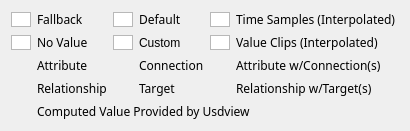
PixarAnimationStudios/OpenUSD, file pxr/usdImaging/lib/usdviewq/propertyLegendUI.ui: the form before one commit.
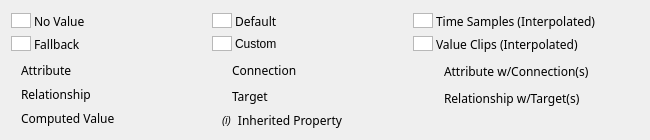
The form after the commit.

Commit message:
* Show resolved material bindings as computed values in the property inspector. * Show inherited primvars (primvars on ancestor prims with constant interpolation) in the property inspector. Inherited primvars are identified in the attribute inspector with an (i) in the type column. * Created a new menu-bar inside the prim view  frame and moved prim-view related options and functionality into it. Moved the GL view-related options into the View menu at the top.
(Internal change: 1905283)

```diff
--- a/pxr/usdImaging/lib/usdviewq/propertyLegendUI.ui
+++ b/pxr/usdImaging/lib/usdviewq/propertyLegendUI.ui
@@ -2,6 +2,35 @@
 <ui version="4.0">
  <class>PropertyLegend</class>
  <widget class="QWidget" name="PropertyLegend">
+  <property name="windowModality">
+   <enum>Qt::NonModal</enum>
+  </property>
+  <property name="geometry">
+   <rect>
+    <x>0</x>
+    <y>0</y>
+    <width>650</width>
+    <height>134</height>
+   </rect>
+  </property>
+  <property name="sizePolicy">
+   <sizepolicy hsizetype="Preferred" vsizetype="Preferred">
+    <horstretch>0</horstretch>
+    <verstretch>0</verstretch>
+   </sizepolicy>
+  </property>
+  <property name="minimumSize">
+   <size>
+    <width>650</width>
+    <height>0</height>
+   </size>
+  </property>
+  <property name="maximumSize">
+   <size>
+    <width>650</width>
+    <height>134</height>
+   </size>
+  </property>
  <property name="comment" stdset="0">
    <string>
      Copyright 2017 Pixar                                                                   
@@ -27,21 +56,16 @@
      language governing permissions and limitations under the Apache License.               
   </string>
   </property>
-  <property name="sizePolicy">
-    <sizepolicy hsizetype="Preferred" vsizetype="Fixed">
-     <horstretch>0</horstretch>
-     <verstretch>0</verstretch>
-    </sizepolicy>
-   </property>
-   <property name="maximumSize">
-    <size>
-     <width>650</width>
-     <height>0</height>
-    </size>
-   </property>
-   <layout class="QGridLayout" name="propertyLegendLayout">
+  <layout class="QGridLayout" name="gridLayout">
+   <item row="0" column="0" colspan="3">
+    <layout class="QGridLayout" name="gridLayout_2">
+     <property name="spacing">
+      <number>3</number>
+     </property>
     <item row="0" column="0">
-     <widget class="QGraphicsView" name="propertyLegendColorFallback">
+      <layout class="QHBoxLayout" name="horizontalLayout">
+       <item>
+        <widget class="QGraphicsView" name="propertyLegendColorNoValue">
       <property name="maximumSize">
        <size>
         <width>20</width>
@@ -49,24 +73,41 @@
        </size>
       </property>
      </widget>
+       </item>
+       <item>
+        <widget class="QLabel" name="propertyLegendLabelNoValue">
+         <property name="font">
+          <font>
+           <family>Gotham Rounded</family>
+           <pointsize>9</pointsize>
+           <weight>50</weight>
+           <italic>false</italic>
+           <bold>false</bold>
+          </font>
+         </property>
+         <property name="text">
+          <string>No Value</string>
+         </property>
+        </widget>
+       </item>
+       <item>
+        <spacer name="horizontalSpacer_8">
+         <property name="orientation">
+          <enum>Qt::Horizontal</enum>
+         </property>
+         <property name="sizeHint" stdset="0">
+          <size>
+           <width>40</width>
+           <height>20</height>
+          </size>
+         </property>
+        </spacer>
+       </item>
+      </layout>
     </item>
     <item row="0" column="1">
-     <widget class="QLabel" name="propertyLegendLabelFallback">
-      <property name="font">
-       <font>
-        <family>Gotham Rounded</family>
-        <pointsize>9</pointsize>
-        <weight>50</weight>
-        <italic>false</italic>
-        <bold>false</bold>
-       </font>
-      </property>
-      <property name="text">
-       <string>Fallback</string>
-      </property>
-     </widget>
-    </item>
-    <item row="0" column="2">
+      <layout class="QHBoxLayout" name="horizontalLayout_2">
+       <item>
      <widget class="QGraphicsView" name="propertyLegendColorDefault">
       <property name="maximumSize">
        <size>
@@ -76,7 +117,7 @@
       </property>
      </widget>
     </item>
-    <item row="0" column="3">
+       <item>
      <widget class="QLabel" name="propertyLegendLabelDefault">
       <property name="font">
        <font>
@@ -92,7 +133,24 @@
       </property>
      </widget>
     </item>
-    <item row="0" column="4">
+       <item>
+        <spacer name="horizontalSpacer_10">
+         <property name="orientation">
+          <enum>Qt::Horizontal</enum>
+         </property>
+         <property name="sizeHint" stdset="0">
+          <size>
+           <width>40</width>
+           <height>20</height>
+          </size>
+         </property>
+        </spacer>
+       </item>
+      </layout>
+     </item>
+     <item row="0" column="2">
+      <layout class="QHBoxLayout" name="horizontalLayout_5">
+       <item>
      <widget class="QGraphicsView" name="propertyLegendColorTimeSample">
       <property name="maximumSize">
        <size>
@@ -102,7 +160,7 @@
       </property>
      </widget>
     </item>
-    <item row="0" column="5">
+       <item>
      <widget class="QLabel" name="propertyLegendLabelTimeSample">
       <property name="font">
        <font>
@@ -118,8 +176,25 @@
       </property>
      </widget>
     </item>
+       <item>
+        <spacer name="horizontalSpacer_12">
+         <property name="orientation">
+          <enum>Qt::Horizontal</enum>
+         </property>
+         <property name="sizeHint" stdset="0">
+          <size>
+           <width>40</width>
+           <height>20</height>
+          </size>
+         </property>
+        </spacer>
+       </item>
+      </layout>
+     </item>
     <item row="1" column="0">
-     <widget class="QGraphicsView" name="propertyLegendColorNoValue">
+      <layout class="QHBoxLayout" name="horizontalLayout_3">
+       <item>
+        <widget class="QGraphicsView" name="propertyLegendColorFallback">
       <property name="maximumSize">
        <size>
         <width>20</width>
@@ -128,8 +203,8 @@
       </property>
      </widget>
     </item>
-    <item row="1" column="1">
-     <widget class="QLabel" name="propertyLegendLabelNoValue">
+       <item>
+        <widget class="QLabel" name="propertyLegendLabelFallback">
       <property name="font">
        <font>
         <family>Gotham Rounded</family>
@@ -140,11 +215,28 @@
        </font>
       </property>
       <property name="text">
-       <string>No Value</string>
+          <string>Fallback</string>
       </property>
      </widget>
     </item>
-    <item row="1" column="2">
+       <item>
+        <spacer name="horizontalSpacer_9">
+         <property name="orientation">
+          <enum>Qt::Horizontal</enum>
+         </property>
+         <property name="sizeHint" stdset="0">
+          <size>
+           <width>40</width>
+           <height>20</height>
+          </size>
+         </property>
+        </spacer>
+       </item>
+      </layout>
+     </item>
+     <item row="1" column="1">
+      <layout class="QHBoxLayout" name="horizontalLayout_4">
+       <item>
      <widget class="QGraphicsView" name="propertyLegendColorCustom">
       <property name="maximumSize">
        <size>
@@ -154,14 +246,31 @@
       </property>
      </widget>
     </item>
-    <item row="1" column="3">
+       <item>
      <widget class="QLabel" name="propertyLegendLabelCustom">
       <property name="text">
        <string>Custom</string>
       </property>
      </widget>
     </item>
-    <item row="1" column="4">
+       <item>
+        <spacer name="horizontalSpacer_11">
+         <property name="orientation">
+          <enum>Qt::Horizontal</enum>
+         </property>
+         <property name="sizeHint" stdset="0">
+          <size>
+           <width>40</width>
+           <height>20</height>
+          </size>
+         </property>
+        </spacer>
+       </item>
+      </layout>
+     </item>
+     <item row="1" column="2">
+      <layout class="QHBoxLayout" name="horizontalLayout_6">
+       <item>
      <widget class="QGraphicsView" name="propertyLegendColorValueClips">
       <property name="maximumSize">
        <size>
@@ -171,7 +280,7 @@
       </property>
      </widget>
     </item>
-    <item row="1" column="5">
+       <item>
      <widget class="QLabel" name="propertyLegendLabelValueClips">
       <property name="font">
        <font>
@@ -187,11 +296,37 @@
       </property>
      </widget>
     </item>
-    <item row="2" column="0">
-     <widget class="QLabel" name="propertyLegendAttrPlainIcon">
-     </widget>
-    </item>
-    <item row="2" column="1">
+       <item>
+        <spacer name="horizontalSpacer_13">
+         <property name="orientation">
+          <enum>Qt::Horizontal</enum>
+         </property>
+         <property name="sizeHint" stdset="0">
+          <size>
+           <width>40</width>
+           <height>20</height>
+          </size>
+         </property>
+        </spacer>
+       </item>
+      </layout>
+     </item>
+    </layout>
+   </item>
+   <item row="1" column="0">
+    <layout class="QVBoxLayout" name="verticalLayout">
+     <property name="spacing">
+      <number>3</number>
+     </property>
+     <item>
+      <layout class="QHBoxLayout" name="horizontalLayout_9">
+       <property name="spacing">
+        <number>3</number>
+       </property>
+       <item>
+        <widget class="QLabel" name="propertyLegendAttrPlainIcon"/>
+       </item>
+       <item>
      <widget class="QLabel" name="propertyLegendAttrPlainDesc">
       <property name="font">
        <font>
@@ -207,51 +342,30 @@
       </property>
      </widget>
     </item>
-    <item row="2" column="2">
-     <widget class="QLabel" name="propertyLegendConnIcon">
-     </widget>
-    </item>
-    <item row="2" column="3">
-     <widget class="QLabel" name="propertyLegendConnDesc">
-      <property name="font">
-       <font>
-        <family>Gotham Rounded</family>
-        <pointsize>9</pointsize>
-        <weight>50</weight>
-        <italic>false</italic>
-        <bold>false</bold>
-       </font>
-      </property>
-      <property name="text">
-      <string>Connection</string>
-      </property>
-     </widget>
-    </item>
-    <item row="2" column="4">
-     <widget class="QLabel" name="propertyLegendAttrWithConnIcon">
-     </widget>
-    </item>
-    <item row="2" column="5">
-     <widget class="QLabel" name="propertyLegendAttrWithConnDesc">
-      <property name="font">
-       <font>
-        <family>Gotham Rounded</family>
-        <pointsize>9</pointsize>
-        <weight>50</weight>
-        <italic>false</italic>
-        <bold>false</bold>
-       </font>
-      </property>
-      <property name="text">
-       <string>Attribute w/Connection(s)</string>
-      </property>
-    </widget>
-    </item>
-    <item row="3" column="0">
-     <widget class="QLabel" name="propertyLegendRelPlainIcon">
-     </widget>
-    </item>
-    <item row="3" column="1">
+       <item>
+        <spacer name="horizontalSpacer">
+         <property name="orientation">
+          <enum>Qt::Horizontal</enum>
+         </property>
+         <property name="sizeHint" stdset="0">
+          <size>
+           <width>40</width>
+           <height>20</height>
+          </size>
+         </property>
+        </spacer>
+       </item>
+      </layout>
+     </item>
+     <item>
+      <layout class="QHBoxLayout" name="horizontalLayout_10">
+       <property name="spacing">
+        <number>3</number>
+       </property>
+       <item>
+        <widget class="QLabel" name="propertyLegendRelPlainIcon"/>
+       </item>
+       <item>
      <widget class="QLabel" name="propertyLegendRelPlainDesc">
       <property name="font">
        <font>
@@ -267,12 +381,119 @@
       </property>
     </widget>
     </item>
-    <item row="3" column="2">
-     <widget class="QLabel" name="propertyLegendTargetIcon">
-     </widget>
-    </item>
-    <item row="3" column="3">
+       <item>
+        <spacer name="horizontalSpacer_2">
+         <property name="orientation">
+          <enum>Qt::Horizontal</enum>
+         </property>
+         <property name="sizeHint" stdset="0">
+          <size>
+           <width>40</width>
+           <height>20</height>
+          </size>
+         </property>
+        </spacer>
+       </item>
+      </layout>
+     </item>
+     <item>
+      <layout class="QHBoxLayout" name="horizontalLayout_11">
+       <property name="spacing">
+        <number>3</number>
+       </property>
+       <item>
+        <widget class="QLabel" name="propertyLegendCompIcon"/>
+       </item>
+       <item>
+        <widget class="QLabel" name="propertyLegendCompDesc">
+         <property name="font">
+          <font>
+           <family>Gotham Rounded</family>
+           <pointsize>9</pointsize>
+           <weight>50</weight>
+           <italic>false</italic>
+           <bold>false</bold>
+          </font>
+         </property>
+         <property name="text">
+          <string>Computed Value</string>
+         </property>
+        </widget>
+       </item>
+       <item>
+        <spacer name="horizontalSpacer_3">
+         <property name="orientation">
+          <enum>Qt::Horizontal</enum>
+         </property>
+         <property name="sizeHint" stdset="0">
+          <size>
+           <width>40</width>
+           <height>20</height>
+          </size>
+         </property>
+        </spacer>
+       </item>
+      </layout>
+     </item>
+    </layout>
+   </item>
+   <item row="1" column="1">
+    <layout class="QVBoxLayout" name="verticalLayout_2">
+     <item>
+      <layout class="QHBoxLayout" name="horizontalLayout_12">
+       <property name="spacing">
+        <number>3</number>
+       </property>
+       <item>
+        <widget class="QLabel" name="propertyLegendConnIcon"/>
+       </item>
+       <item>
+        <widget class="QLabel" name="propertyLegendConnDesc">
+         <property name="font">
+          <font>
+           <family>Gotham Rounded</family>
+           <pointsize>9</pointsize>
+           <weight>50</weight>
+           <italic>false</italic>
+           <bold>false</bold>
+          </font>
+         </property>
+         <property name="text">
+          <string>Connection</string>
+         </property>
+        </widget>
+       </item>
+       <item>
+        <spacer name="horizontalSpacer_4">
+         <property name="orientation">
+          <enum>Qt::Horizontal</enum>
+         </property>
+         <property name="sizeHint" stdset="0">
+          <size>
+           <width>40</width>
+           <height>20</height>
+          </size>
+         </property>
+        </spacer>
+       </item>
+      </layout>
+     </item>
+     <item>
+      <layout class="QHBoxLayout" name="horizontalLayout_13">
+       <property name="spacing">
+        <number>3</number>
+       </property>
+       <item>
+        <widget class="QLabel" name="propertyLegendTargetIcon"/>
+       </item>
+       <item>
      <widget class="QLabel" name="propertyLegendTargetDesc">
+         <property name="minimumSize">
+          <size>
+           <width>20</width>
+           <height>20</height>
+          </size>
+         </property>
       <property name="font">
        <font>
         <family>Gotham Rounded</family>
@@ -287,11 +508,126 @@
       </property>
     </widget>
     </item>
-    <item row="3" column="4">
-     <widget class="QLabel" name="propertyLegendRelWithTargetIcon">
-     </widget>
-    </item>
-    <item row="3" column="5">
+       <item>
+        <spacer name="horizontalSpacer_5">
+         <property name="orientation">
+          <enum>Qt::Horizontal</enum>
+         </property>
+         <property name="sizeHint" stdset="0">
+          <size>
+           <width>40</width>
+           <height>20</height>
+          </size>
+         </property>
+        </spacer>
+       </item>
+      </layout>
+     </item>
+     <item>
+      <layout class="QHBoxLayout" name="horizontalLayout_14">
+       <item>
+        <widget class="QLabel" name="inheritedPropertyIcon">
+         <property name="text">
+          <string>&lt;small&gt;&lt;i&gt;(i)&lt;/i&gt;&lt;/small&gt;</string>
+         </property>
+         <property name="textFormat">
+          <enum>Qt::RichText</enum>
+         </property>
+        </widget>
+       </item>
+       <item>
+        <widget class="QLabel" name="inheritedPropertyText">
+         <property name="font">
+          <font>
+           <family>Gotham Rounded</family>
+           <pointsize>9</pointsize>
+           <italic>false</italic>
+          </font>
+         </property>
+         <property name="frameShape">
+          <enum>QFrame::NoFrame</enum>
+         </property>
+         <property name="text">
+          <string>Inherited Property</string>
+         </property>
+         <property name="textFormat">
+          <enum>Qt::RichText</enum>
+         </property>
+         <property name="alignment">
+          <set>Qt::AlignCenter</set>
+         </property>
+         <property name="wordWrap">
+          <bool>false</bool>
+         </property>
+        </widget>
+       </item>
+       <item>
+        <spacer name="horizontalSpacer_14">
+         <property name="orientation">
+          <enum>Qt::Horizontal</enum>
+         </property>
+         <property name="sizeHint" stdset="0">
+          <size>
+           <width>13</width>
+           <height>13</height>
+          </size>
+         </property>
+        </spacer>
+       </item>
+      </layout>
+     </item>
+    </layout>
+   </item>
+   <item row="1" column="2">
+    <layout class="QVBoxLayout" name="verticalLayout_3">
+     <item>
+      <layout class="QHBoxLayout" name="horizontalLayout_8">
+       <property name="spacing">
+        <number>3</number>
+       </property>
+       <item>
+        <widget class="QLabel" name="propertyLegendAttrWithConnIcon"/>
+       </item>
+       <item>
+        <widget class="QLabel" name="propertyLegendAttrWithConnDesc">
+         <property name="font">
+          <font>
+           <family>Gotham Rounded</family>
+           <pointsize>9</pointsize>
+           <weight>50</weight>
+           <italic>false</italic>
+           <bold>false</bold>
+          </font>
+         </property>
+         <property name="text">
+          <string>Attribute w/Connection(s)</string>
+         </property>
+        </widget>
+       </item>
+       <item>
+        <spacer name="horizontalSpacer_6">
+         <property name="orientation">
+          <enum>Qt::Horizontal</enum>
+         </property>
+         <property name="sizeHint" stdset="0">
+          <size>
+           <width>40</width>
+           <height>20</height>
+          </size>
+         </property>
+        </spacer>
+       </item>
+      </layout>
+     </item>
+     <item>
+      <layout class="QHBoxLayout" name="horizontalLayout_7">
+       <property name="spacing">
+        <number>3</number>
+       </property>
+       <item>
+        <widget class="QLabel" name="propertyLegendRelWithTargetIcon"/>
+       </item>
+       <item>
      <widget class="QLabel" name="propertyLegendRelWithTargetDesc">
       <property name="font">
        <font>
@@ -307,28 +643,38 @@
       </property>
      </widget>
     </item>
-
-    <item row="4" column="0">
-     <widget class="QLabel" name="propertyLegendCompIcon">
-     </widget>
-    </item>
-    <item row="4" column="1" colspan="5">
-     <widget class="QLabel" name="propertyLegendCompDesc">
-      <property name="font">
-       <font>
-        <family>Gotham Rounded</family>
-        <pointsize>9</pointsize>
-        <weight>50</weight>
-        <italic>false</italic>
-        <bold>false</bold>
-       </font>
-      </property>
-      <property name="text">
-       <string>Computed Value Provided by Usdview</string>
-      </property>
-    </widget>
-    </item>
-
-   </layout>
-  </widget>
+       <item>
+        <spacer name="horizontalSpacer_7">
+         <property name="orientation">
+          <enum>Qt::Horizontal</enum>
+         </property>
+         <property name="sizeHint" stdset="0">
+          <size>
+           <width>40</width>
+           <height>20</height>
+          </size>
+         </property>
+        </spacer>
+       </item>
+      </layout>
+     </item>
+     <item>
+      <spacer name="horizontalSpacer_15">
+       <property name="orientation">
+        <enum>Qt::Horizontal</enum>
+       </property>
+       <property name="sizeHint" stdset="0">
+        <size>
+         <width>40</width>
+         <height>20</height>
+        </size>
+       </property>
+      </spacer>
+     </item>
+    </layout>
+   </item>
+  </layout>
+ </widget>
+ <resources/>
+ <connections/>
 </ui>
```
Lines whose indentation alone changed are shown as unchanged. The commit also changes 10 other files.
